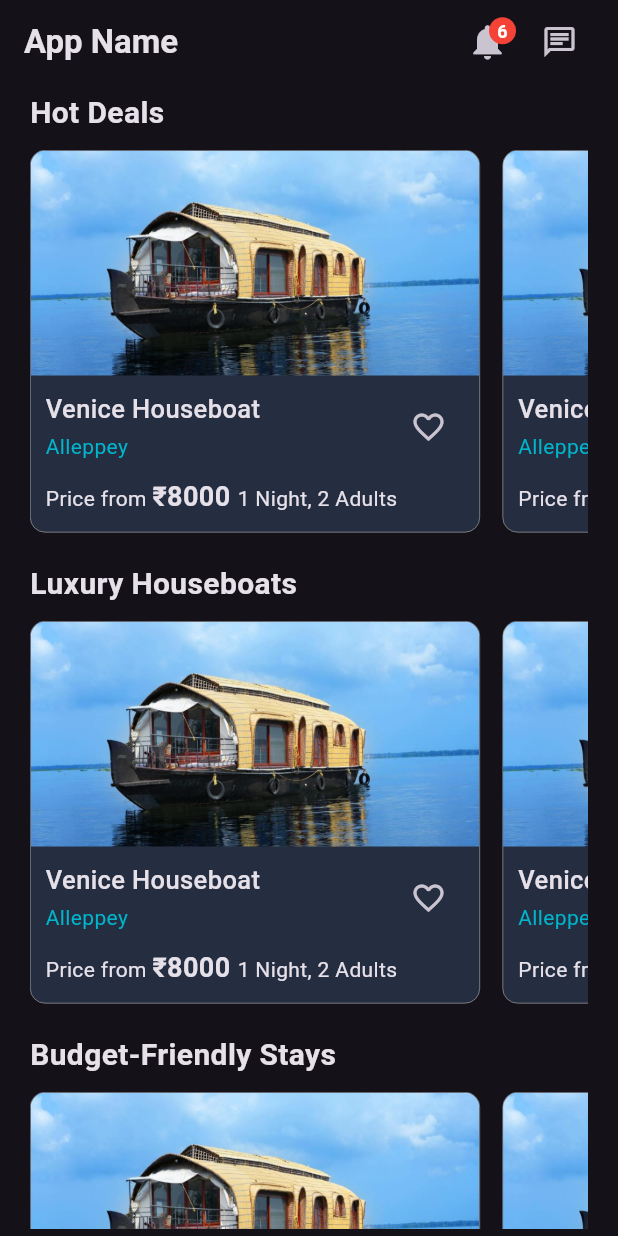
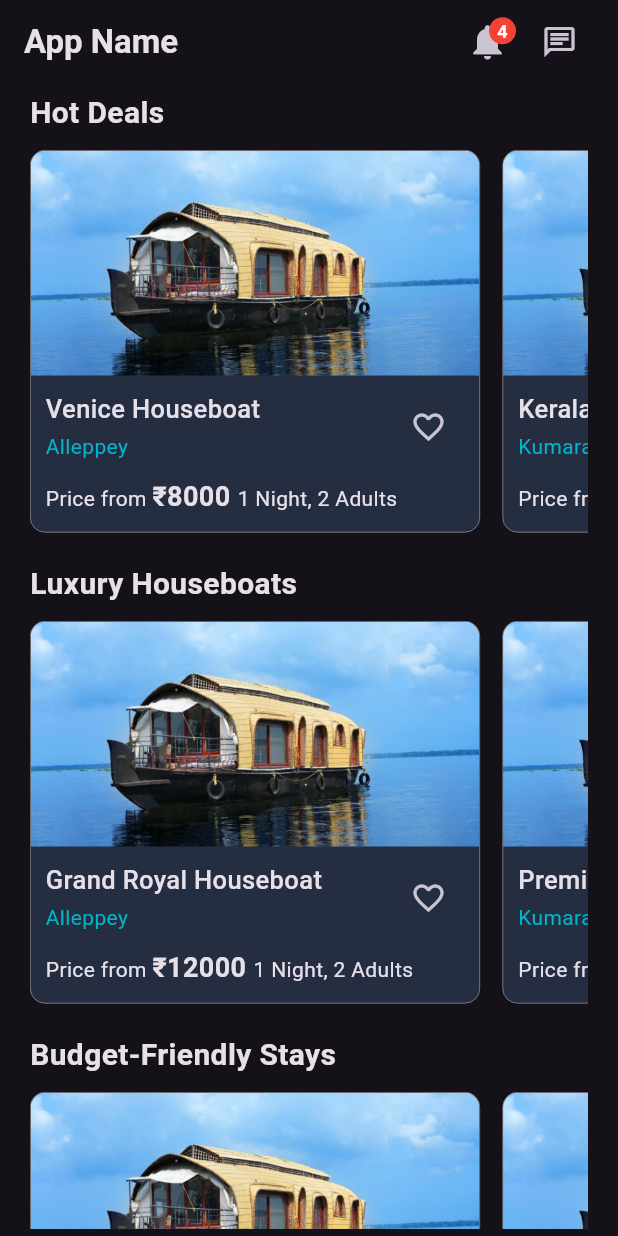
Before and after one commit to AbhinandhanaPU/houseboat_booking_app, a Flutter app: the HomeScreen screen opened directly, on a phone screen of 412 x 824 dp. Run offline on Flutter 3.47's test engine with Material 3 defaults, Android fonts, the phone set to English and light mode, and no system bars; our stand-ins replace connectivity_plus, file_picker, flutter_svg, image_picker, intl_phone_field, lottie and 2 more.

Commit message:
separated hardcoded list into 'lib/app/data' folder

```diff
--- /dev/null
+++ b/lib/app/data/houseboat_sections.dart
@@ -0,0 +1,71 @@
+final List<Map<String, dynamic>> houseboatSections = [
+  {
+    'sectionTitle': 'Hot Deals',
+    'products': [
+      {
+        'productImage': 'assets/images/houseboat1.jpg',
+        'productName': 'Venice Houseboat',
+        'productPlace': 'Alleppey',
+        'productPrice': 8000,
+      },
+      {
+        'productImage': 'assets/images/houseboat1.jpg',
+        'productName': 'Kerala Delight',
+        'productPlace': 'Kumarakom',
+        'productPrice': 7500,
+      },
+      {
+        'productImage': 'assets/images/houseboat1.jpg',
+        'productName': 'Blue Waves Houseboat',
+        'productPlace': 'Alleppey',
+        'productPrice': 8500,
+      },
+    ],
+  },
+  {
+    'sectionTitle': 'Luxury Houseboats',
+    'products': [
+      {
+        'productImage': 'assets/images/houseboat1.jpg',
+        'productName': 'Grand Royal Houseboat',
+        'productPlace': 'Alleppey',
+        'productPrice': 12000,
+      },
+      {
+        'productImage': 'assets/images/houseboat1.jpg',
+        'productName': 'Premium Gold Houseboat',
+        'productPlace': 'Kumarakom',
+        'productPrice': 15000,
+      },
+      {
+        'productImage': 'assets/images/houseboat1.jpg',
+        'productName': 'Ocean Pearl Houseboat',
+        'productPlace': 'Alleppey',
+        'productPrice': 18000,
+      },
+    ],
+  },
+  {
+    'sectionTitle': 'Budget-Friendly Stays',
+    'products': [
+      {
+        'productImage': 'assets/images/houseboat1.jpg',
+        'productName': 'Lake View Houseboat',
+        'productPlace': 'Alleppey',
+        'productPrice': 5000,
+      },
+      {
+        'productImage': 'assets/images/houseboat1.jpg',
+        'productName': 'Peaceful Stay Houseboat',
+        'productPlace': 'Kumarakom',
+        'productPrice': 5500,
+      },
+      {
+        'productImage': 'assets/images/houseboat1.jpg',
+        'productName': 'Cozy Houseboat',
+        'productPlace': 'Alleppey',
+        'productPrice': 6000,
+      },
+    ],
+  },
+];
--- /dev/null
+++ b/lib/app/data/notifications.dart
@@ -0,0 +1,22 @@
+final List<Map<String, dynamic>> notifications = [
+  {
+    'title': 'Booking Confirmed',
+    'subtitle': 'Your booking for Houseboat is confirmed.',
+    'time': DateTime.now().subtract(Duration(minutes: 5)),
+  },
+  {
+    'title': 'Payment Received',
+    'subtitle': 'Payment of ₹12,000 received successfully.',
+    'time': DateTime.now().subtract(Duration(hours: 1)),
+  },
+  {
+    'title': 'Houseboat Ready',
+    'subtitle': 'Your houseboat is ready for check-in.',
+    'time': DateTime.now().subtract(Duration(days: 1)),
+  },
+  {
+    'title': 'Booking Cancelled',
+    'subtitle': 'Your booking has been cancelled.',
+    'time': DateTime.now().subtract(Duration(days: 7)),
+  },
+];
--- a/lib/app/views/bottom_nav/tabs/home/home_screen.dart
+++ b/lib/app/views/bottom_nav/tabs/home/home_screen.dart
@@ -1,15 +1,10 @@
 import 'package:flutter/material.dart';
+import 'package:houseboat_booking/app/data/houseboat_sections.dart';
 import 'package:houseboat_booking/app/widgets/appbar_custom.dart';
 import 'package:houseboat_booking/app/widgets/product_card.dart';
 
 class HomeScreen extends StatelessWidget {
-  HomeScreen({super.key});
-
-  final List<String> sectionTitles = [
-    'Hot Deals',
-    'Luxury Houseboats',
-    'Budget-Friendly Stays'
-  ];
+  const HomeScreen({super.key});
 
   @override
   Widget build(BuildContext context) {
@@ -31,15 +26,19 @@ class HomeScreen extends StatelessWidget {
           bottom: 5,
         ),
         child: ListView.separated(
-          itemCount: sectionTitles.length,
+          itemCount: houseboatSections.length,
           separatorBuilder: (context, index) => const SizedBox(height: 20),
-          itemBuilder: (context, sectionIndex) {
+          itemBuilder: (context, index) {
+            final section = houseboatSections[index];
+            final sectionTitle = section['sectionTitle'];
+            final products = section['products'];
+
             return Column(
               spacing: 10,
               crossAxisAlignment: CrossAxisAlignment.start,
               children: [
                 Text(
-                  sectionTitles[sectionIndex],
+                  sectionTitle,
                   style: const TextStyle(
                     fontSize: 20,
                     fontWeight: FontWeight.bold,
@@ -49,15 +48,16 @@ class HomeScreen extends StatelessWidget {
                   height: 255,
                   child: ListView.separated(
                     scrollDirection: Axis.horizontal,
-                    itemCount: 3,
+                    itemCount: products.length,
                     separatorBuilder: (context, index) =>
                         const SizedBox(width: 15),
-                    itemBuilder: (context, index) {
+                    itemBuilder: (context, productIndex) {
+                      final product = products[productIndex];
                       return ProductCard(
-                        productImage: 'assets/images/houseboat1.jpg',
-                        productName: 'Venice Houseboat',
-                        productPlace: 'Alleppey',
-                        productPrice: 8000,
+                        productImage: product['productImage'],
+                        productName: product['productName'],
+                        productPlace: product['productPlace'],
+                        productPrice: product['productPrice'],
                         onTap: () {},
                         onFavoriteToggle: () {},
                       );
--- a/lib/app/views/bottom_nav/tabs/wishlist/wishlist_screen.dart
+++ b/lib/app/views/bottom_nav/tabs/wishlist/wishlist_screen.dart
@@ -1,4 +1,5 @@
 import 'package:flutter/material.dart';
+import 'package:houseboat_booking/app/data/wishlist_boats.dart';
 import 'package:houseboat_booking/app/widgets/appbar_custom.dart';
 import 'package:houseboat_booking/app/widgets/product_card.dart';
 
@@ -25,14 +26,15 @@ class WishlistScreen extends StatelessWidget {
           bottom: 5,
         ),
         child: ListView.separated(
-          itemCount: 3,
+          itemCount: wishListBoats.length,
           separatorBuilder: (context, index) => SizedBox(height: 15),
           itemBuilder: (context, index) {
+            final wishlistItem = wishListBoats[index];
             return ProductCard(
-              productImage: 'assets/images/houseboat1.jpg',
-              productName: 'Venice Houseboat',
-              productPlace: 'Alleppey',
-              productPrice: 8000,
+              productImage: wishlistItem['productImage'],
+              productName: wishlistItem['productName'],
+              productPlace: wishlistItem['productPlace'],
+              productPrice: wishlistItem['productPrice'],
               onTap: () {},
               isFavorite: true,
               onFavoriteToggle: () {},
--- a/lib/app/widgets/appbar_custom.dart
+++ b/lib/app/widgets/appbar_custom.dart
@@ -1,4 +1,5 @@
 import 'package:flutter/material.dart';
+import 'package:houseboat_booking/app/data/notifications.dart';
 import 'package:houseboat_booking/app/utils/colors.dart';
 import 'package:houseboat_booking/app/views/notifications/notifications.dart';
 import 'package:houseboat_booking/app/widgets/notification_badge_widget.dart';
@@ -43,7 +44,7 @@ class CustomAppBar extends StatelessWidget implements PreferredSizeWidget {
 
       actions: [
         NotificationBadge(
-          notificationCount: 6,
+          notificationCount: notifications.length,
           onTap: () {
             Navigator.push(
                 context,
```
Also changed, not shown: lib/app/data/booking_data.dart (added, +53 -0 lines), lib/app/data/chat_history.dart (added, +37 -0 lines), lib/app/data/payment_history.dart (added, +32 -0 lines), lib/app/data/wishlist_boats.dart (added, +20 -0 lines), lib/app/views/bottom_nav/tabs/booking/screens/booking_history.dart (+3 -56 lines), lib/app/views/bottom_nav/tabs/booking/screens/chat_home.dart (+1 -37 lines), lib/app/views/bottom_nav/tabs/booking/screens/payment_history.dart (+7 -5 lines), lib/app/views/bottom_nav/tabs/profile/profile_screen.dart (+19 -21 lines), lib/app/views/notifications/notifications.dart (+2 -24 lines), assets/icons/credit_card_gear.svg (renamed from assets/icons/credit_card_gear_24dp_E8EAED_FILL0_wght400_GRAD0_opsz24.svg), assets/icons/lab_profile.svg (renamed from assets/icons/lab_profile_24dp_E8EAED_FILL0_wght0_GRAD0_opsz24.svg).
